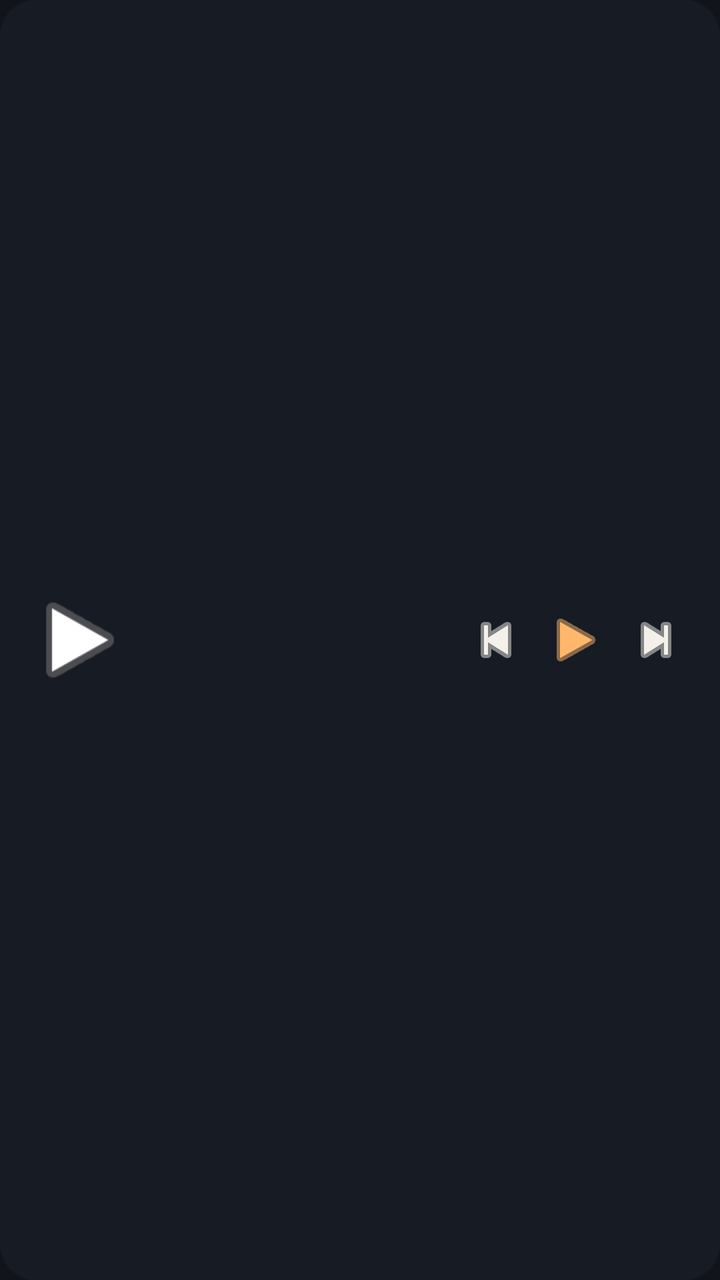
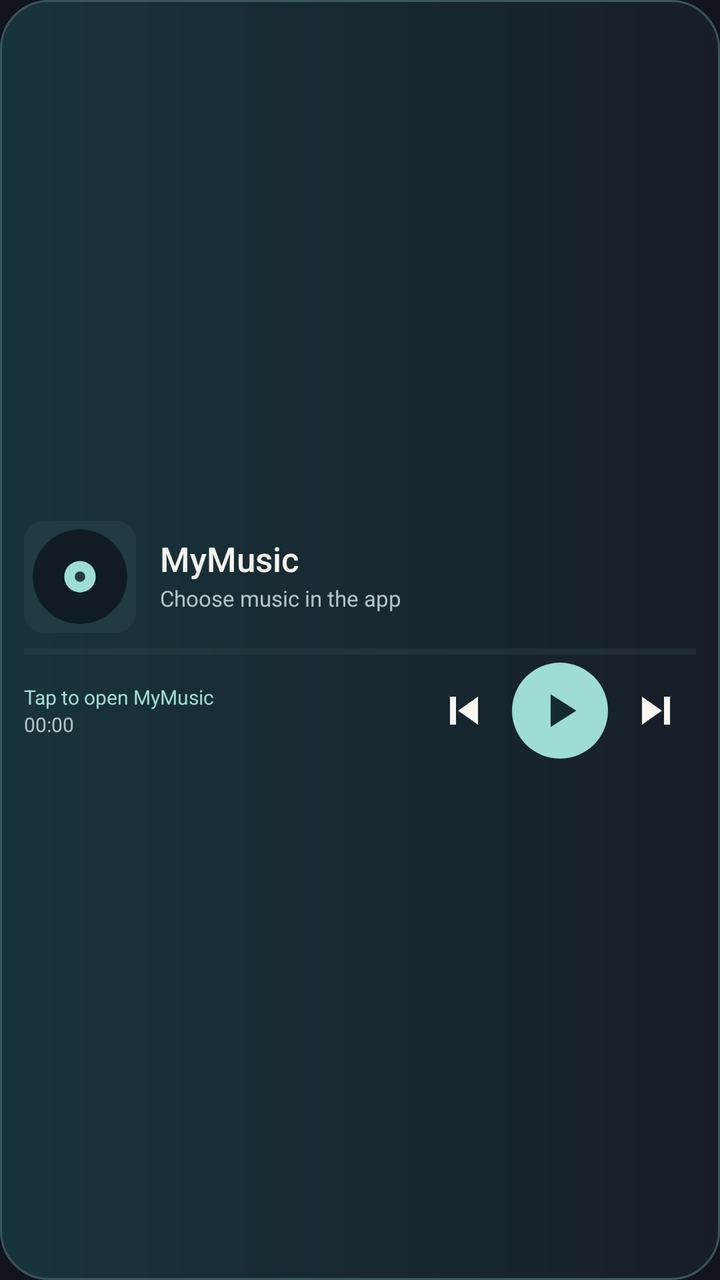

An Android layout rendered at two revisions. The XML below is the earlier revision; the diff shows what the commit changed to produce the second picture.
<!-- AndroidManifest.xml: application theme AppTheme -->
<!-- res/layout/widget_player.xml -->
<?xml version="1.0" encoding="utf-8"?>
<LinearLayout xmlns:android="http://schemas.android.com/apk/res/android"
    android:id="@+id/widget_root"
    android:layout_width="match_parent"
    android:layout_height="match_parent"
    android:orientation="horizontal"
    android:gravity="center_vertical"
    android:background="@drawable/widget_background"
    android:padding="12dp">
    <ImageView android:id="@+id/widget_art" android:layout_width="56dp"
        android:layout_height="56dp" android:contentDescription="@string/album_art"
        android:src="@android:drawable/ic_media_play" android:scaleType="centerCrop" />
    <LinearLayout android:layout_width="0dp" android:layout_height="wrap_content"
        android:layout_weight="1" android:orientation="vertical" android:paddingStart="10dp">
        <TextView android:id="@+id/widget_title" android:layout_width="match_parent"
            android:layout_height="wrap_content" android:textColor="#F4F1EB" android:textSize="14sp"
            android:textStyle="bold" android:singleLine="true" android:ellipsize="end" />
        <TextView android:id="@+id/widget_artist" android:layout_width="match_parent"
            android:layout_height="wrap_content" android:textColor="#969EAC" android:textSize="12sp"
            android:singleLine="true" android:ellipsize="end" />
    </LinearLayout>
    <ImageButton android:id="@+id/widget_previous" android:layout_width="40dp"
        android:layout_height="40dp" android:background="@android:color/transparent"
        android:src="@android:drawable/ic_media_previous" android:contentDescription="@string/previous"
        android:tint="#F4F1EB" />
    <ImageButton android:id="@+id/widget_play" android:layout_width="40dp"
        android:layout_height="40dp" android:background="@android:color/transparent"
        android:src="@android:drawable/ic_media_play" android:contentDescription="@string/play_pause"
        android:tint="#FFB86B" />
    <ImageButton android:id="@+id/widget_next" android:layout_width="40dp"
        android:layout_height="40dp" android:background="@android:color/transparent"
        android:src="@android:drawable/ic_media_next" android:contentDescription="@string/next"
        android:tint="#F4F1EB" />
</LinearLayout>
<!-- resources referenced by this layout -->
<resources>
  <!-- drawable widget_background (drawable) -->
  <?xml version="1.0" encoding="utf-8"?>
  <shape xmlns:android="http://schemas.android.com/apk/res/android">
      <solid android:color="#171B24" />
      <corners android:radius="18dp" />
  </shape>
  <string name="album_art">Album artwork</string>
  <string name="next">Next</string>
  <string name="play_pause">Play or pause</string>
  <string name="previous">Previous</string>
  <style name="AppTheme" parent="android:style/Theme.Material.NoActionBar">
          <item name="android:windowBackground">@color/ic_launcher_background</item>
          <item name="android:statusBarColor">@color/ic_launcher_background</item>
          <item name="android:navigationBarColor">@color/ic_launcher_background</item>
          <item name="android:windowLightStatusBar">false</item>
          <item name="android:windowLightNavigationBar">false</item>
          <item name="android:colorAccent">#2855FF</item>
      </style>
  <color name="ic_launcher_background">#11151B</color>
</resources>

<!-- the commit's change to res/layout/widget_player.xml (unified diff, before → after) -->
@@ -1,34 +1,41 @@
 <?xml version="1.0" encoding="utf-8"?>
 <LinearLayout xmlns:android="http://schemas.android.com/apk/res/android"
-    android:id="@+id/widget_root"
-    android:layout_width="match_parent"
-    android:layout_height="match_parent"
-    android:orientation="horizontal"
-    android:gravity="center_vertical"
-    android:background="@drawable/widget_background"
-    android:padding="12dp">
-    <ImageView android:id="@+id/widget_art" android:layout_width="56dp"
-        android:layout_height="56dp" android:contentDescription="@string/album_art"
-        android:src="@android:drawable/ic_media_play" android:scaleType="centerCrop" />
-    <LinearLayout android:layout_width="0dp" android:layout_height="wrap_content"
-        android:layout_weight="1" android:orientation="vertical" android:paddingStart="10dp">
-        <TextView android:id="@+id/widget_title" android:layout_width="match_parent"
-            android:layout_height="wrap_content" android:textColor="#F4F1EB" android:textSize="14sp"
-            android:textStyle="bold" android:singleLine="true" android:ellipsize="end" />
-        <TextView android:id="@+id/widget_artist" android:layout_width="match_parent"
-            android:layout_height="wrap_content" android:textColor="#969EAC" android:textSize="12sp"
-            android:singleLine="true" android:ellipsize="end" />
+    android:id="@+id/widget_root" android:layout_width="match_parent" android:layout_height="match_parent"
+    android:orientation="vertical" android:gravity="center_vertical" android:background="@drawable/widget_background" android:padding="12dp">
+    <LinearLayout android:layout_width="match_parent" android:layout_height="56dp" android:gravity="center_vertical" android:orientation="horizontal">
+        <ImageView android:id="@+id/widget_art" android:layout_width="56dp" android:layout_height="56dp"
+            android:background="@drawable/widget_art_background" android:clipToOutline="true" android:contentDescription="@string/album_art"
+            android:src="@drawable/widget_record" android:scaleType="centerCrop" />
+        <LinearLayout android:layout_width="0dp" android:layout_height="match_parent" android:layout_weight="1"
+            android:orientation="vertical" android:gravity="center_vertical" android:paddingStart="12dp" android:paddingEnd="0dp">
+            <TextView android:id="@+id/widget_title" android:layout_width="match_parent" android:layout_height="wrap_content"
+                android:text="@string/app_name" android:textColor="#F7F6F0" android:textSize="17sp" android:fontFamily="sans-serif-medium"
+                android:includeFontPadding="false" android:maxLines="2" android:ellipsize="end" />
+            <TextView android:id="@+id/widget_artist" android:layout_width="match_parent" android:layout_height="wrap_content"
+                android:layout_marginTop="3dp" android:text="@string/widget_choose_music" android:textColor="#B2C4C7"
+                android:includeFontPadding="false" android:textSize="11sp" android:singleLine="true" android:ellipsize="end" />
+        </LinearLayout>
     </LinearLayout>
-    <ImageButton android:id="@+id/widget_previous" android:layout_width="40dp"
-        android:layout_height="40dp" android:background="@android:color/transparent"
-        android:src="@android:drawable/ic_media_previous" android:contentDescription="@string/previous"
-        android:tint="#F4F1EB" />
-    <ImageButton android:id="@+id/widget_play" android:layout_width="40dp"
-        android:layout_height="40dp" android:background="@android:color/transparent"
-        android:src="@android:drawable/ic_media_play" android:contentDescription="@string/play_pause"
-        android:tint="#FFB86B" />
-    <ImageButton android:id="@+id/widget_next" android:layout_width="40dp"
-        android:layout_height="40dp" android:background="@android:color/transparent"
-        android:src="@android:drawable/ic_media_next" android:contentDescription="@string/next"
-        android:tint="#F4F1EB" />
+    <ProgressBar android:id="@+id/widget_progress" style="?android:attr/progressBarStyleHorizontal"
+        android:layout_width="match_parent" android:layout_height="3dp" android:layout_marginTop="8dp" android:max="1000"
+        android:progressTint="#9EDDD3" android:progressBackgroundTint="#354A50" android:indeterminate="false" />
+    <LinearLayout android:layout_width="match_parent" android:layout_height="48dp" android:layout_marginTop="4dp"
+        android:orientation="horizontal" android:gravity="center_vertical">
+        <LinearLayout android:layout_width="0dp" android:layout_height="wrap_content" android:layout_weight="1" android:orientation="vertical">
+            <TextView android:id="@+id/widget_status" android:layout_width="match_parent" android:layout_height="wrap_content"
+                android:text="@string/widget_open_hint" android:textColor="#9EDDD3" android:textSize="10sp" android:singleLine="true" android:ellipsize="end" />
+            <LinearLayout android:layout_width="match_parent" android:layout_height="wrap_content" android:orientation="horizontal">
+                <Chronometer android:id="@+id/widget_clock" android:layout_width="wrap_content" android:layout_height="wrap_content"
+                    android:textColor="#B2C4C7" android:textSize="10sp" android:format="%s" />
+                <TextView android:id="@+id/widget_duration" android:layout_width="wrap_content" android:layout_height="wrap_content"
+                    android:textColor="#B2C4C7" android:textSize="10sp" android:singleLine="true" />
+            </LinearLayout>
+        </LinearLayout>
+        <ImageButton android:id="@+id/widget_previous" android:layout_width="40dp" android:layout_height="48dp" android:background="@drawable/widget_button"
+            android:src="@drawable/widget_previous" android:contentDescription="@string/previous" android:padding="9dp" />
+        <ImageButton android:id="@+id/widget_play" android:layout_width="48dp" android:layout_height="48dp" android:layout_marginHorizontal="4dp"
+            android:background="@drawable/widget_play_background" android:src="@drawable/widget_play" android:contentDescription="@string/play_pause" android:padding="10dp" />
+        <ImageButton android:id="@+id/widget_next" android:layout_width="40dp" android:layout_height="48dp" android:background="@drawable/widget_button"
+            android:src="@drawable/widget_next" android:contentDescription="@string/next" android:padding="9dp" />
+    </LinearLayout>
 </LinearLayout>
<!-- resource entries referenced after the edit -->
@@ -1,15 +1,48 @@
 <!-- resources referenced by this layout -->
 <resources>
+  <!-- drawable widget_art_background (drawable) -->
+  <shape xmlns:android="http://schemas.android.com/apk/res/android"><solid android:color="#213B42" /><corners android:radius="10dp" /></shape>
   <!-- drawable widget_background (drawable) -->
   <?xml version="1.0" encoding="utf-8"?>
   <shape xmlns:android="http://schemas.android.com/apk/res/android">
-      <solid android:color="#171B24" />
-      <corners android:radius="18dp" />
+      <gradient android:startColor="#18343B" android:endColor="#171E28" android:angle="0" />
+      <stroke android:width="1dp" android:color="#3B565E" />
+      <corners android:radius="24dp" />
   </shape>
+  <!-- drawable widget_button (drawable) -->
+  <ripple xmlns:android="http://schemas.android.com/apk/res/android" android:color="#339EDDD3">
+      <item android:id="@android:id/mask"><shape android:shape="oval"><solid android:color="#FFFFFF" /></shape></item>
+  </ripple>
+  <!-- drawable widget_next (drawable) -->
+  <vector xmlns:android="http://schemas.android.com/apk/res/android" android:width="24dp" android:height="24dp" android:viewportWidth="24" android:viewportHeight="24">
+      <path android:fillColor="#F7F6F0" android:pathData="M5,5v14l10,-7zM16,5h3v14h-3z" />
+  </vector>
+  <!-- drawable widget_play (drawable) -->
+  <vector xmlns:android="http://schemas.android.com/apk/res/android" android:width="28dp" android:height="28dp" android:viewportWidth="24" android:viewportHeight="24">
+      <path android:fillColor="#132A2E" android:pathData="M8,5v14l11,-7z" />
+  </vector>
+  <!-- drawable widget_play_background (drawable) -->
+  <ripple xmlns:android="http://schemas.android.com/apk/res/android" android:color="#335F7B74">
+      <item><shape android:shape="oval"><solid android:color="#9EDDD3" /></shape></item>
+  </ripple>
+  <!-- drawable widget_previous (drawable) -->
+  <vector xmlns:android="http://schemas.android.com/apk/res/android" android:width="24dp" android:height="24dp" android:viewportWidth="24" android:viewportHeight="24">
+      <path android:fillColor="#F7F6F0" android:pathData="M19,5v14L9,12zM5,5h3v14H5z" />
+  </vector>
+  <!-- drawable widget_record (drawable) -->
+  <vector xmlns:android="http://schemas.android.com/apk/res/android" android:width="64dp" android:height="64dp" android:viewportWidth="64" android:viewportHeight="64">
+      <path android:fillColor="#213B42" android:pathData="M0,0h64v64H0z" />
+      <path android:fillColor="#101B22" android:pathData="M32,5a27,27 0,1 0,0 54a27,27 0,1 0,0 -54" />
+      <path android:fillColor="#9EDDD3" android:pathData="M32,23a9,9 0,1 0,0 18a9,9 0,1 0,0 -18" />
+      <path android:fillColor="#213B42" android:pathData="M32,29a3,3 0,1 0,0 6a3,3 0,1 0,0 -6" />
+  </vector>
   <string name="album_art">Album artwork</string>
+  <string name="app_name">MyMusic</string>
   <string name="next">Next</string>
   <string name="play_pause">Play or pause</string>
   <string name="previous">Previous</string>
+  <string name="widget_choose_music">Choose music in the app</string>
+  <string name="widget_open_hint">Tap to open MyMusic</string>
   <style name="AppTheme" parent="android:style/Theme.Material.NoActionBar">
           <item name="android:windowBackground">@color/ic_launcher_background</item>
           <item name="android:statusBarColor">@color/ic_launcher_background</item>
